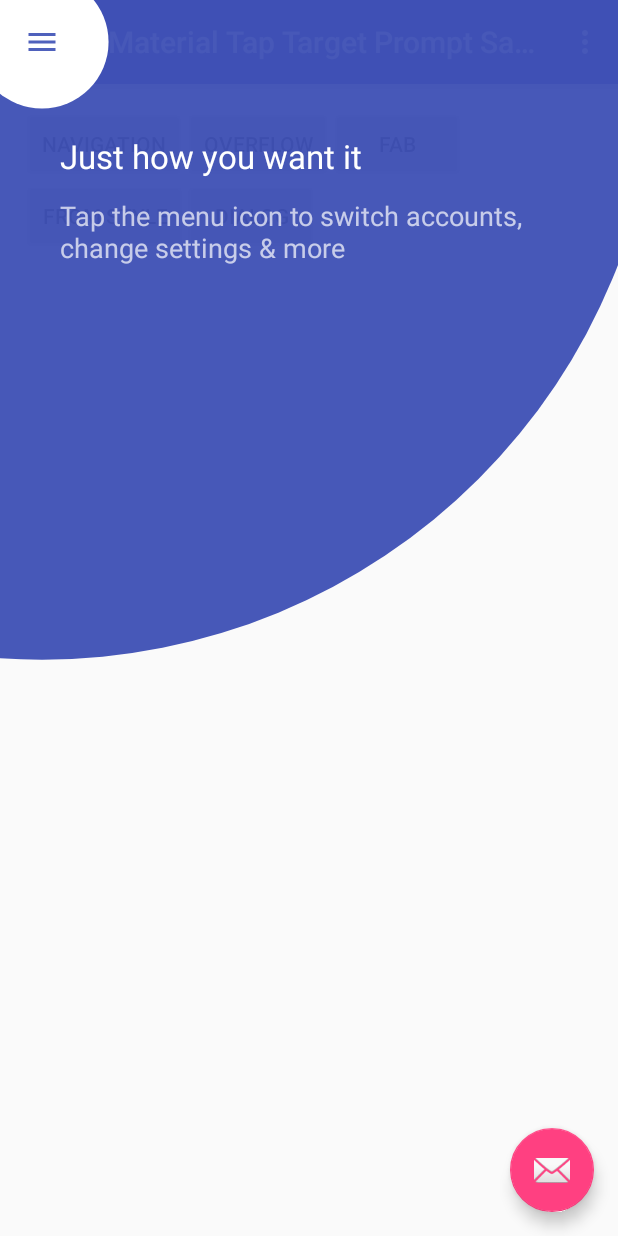
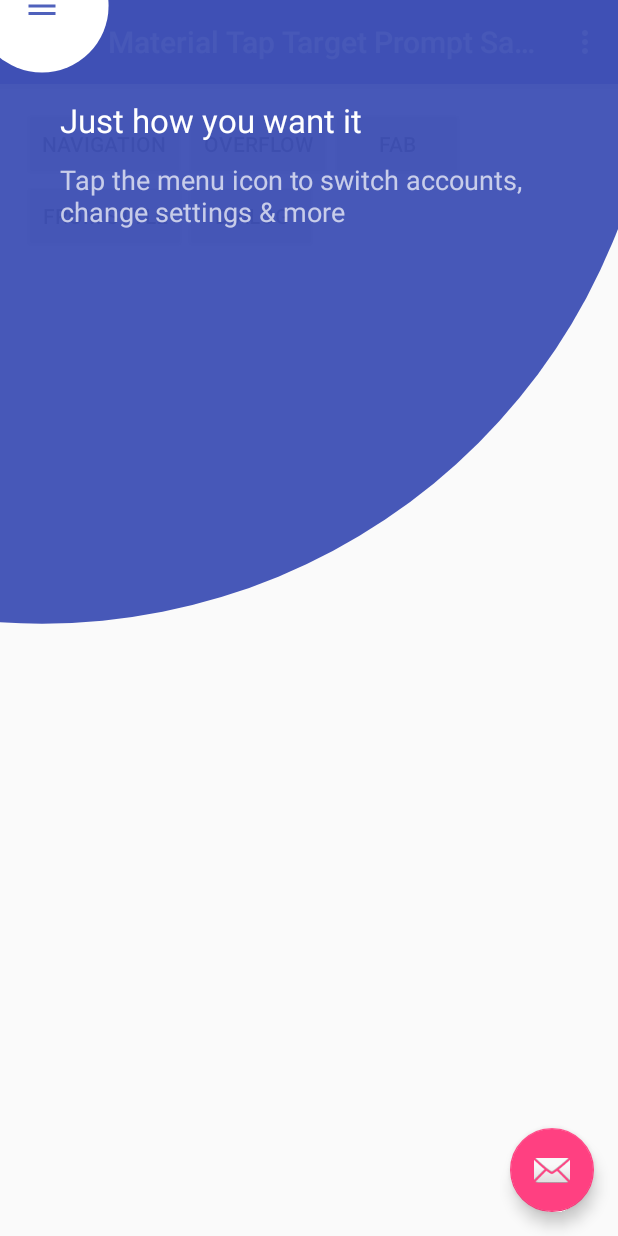
Before and after one commit to sjwall/MaterialTapTargetPrompt, an Android app: the screen it shows after launch (MainActivity), after a tap on "NAVIGATION", on a phone screen of 412 x 824 dp. Run offline under Robolectric (Android 15) with nearby library versions, the light colour scheme and no system bars.

Commit message:
Change way in which navigation and overflow icons are targeted in sample

```diff
--- a/sample/src/main/java/uk/co/samuelwall/materialtaptargetprompt/sample/MainActivity.java
+++ b/sample/src/main/java/uk/co/samuelwall/materialtaptargetprompt/sample/MainActivity.java
@@ -79,7 +79,7 @@ public class MainActivity extends AppCompatActivity
                 .setMaxTextWidth(R.dimen.tap_target_menu_max_width)
                 .setIcon(R.drawable.ic_menu);
         final Toolbar tb = (Toolbar) this.findViewById(R.id.toolbar);
-        tapTargetPromptBuilder.setTarget((float) tb.getPaddingLeft() + getResources().getDimension(R.dimen.tap_target_focal_radius_menu_width), tb.getBottom() / 2);
+        tapTargetPromptBuilder.setTarget(tb.getChildAt(1));
 
         tapTargetPromptBuilder.setOnHidePromptListener(new MaterialTapTargetPrompt.OnHidePromptListener()
         {
@@ -107,7 +107,7 @@ public class MainActivity extends AppCompatActivity
                 .setMaxTextWidth(R.dimen.tap_target_menu_max_width)
                 .setIcon(R.drawable.ic_more_vert);
         final Toolbar tb = (Toolbar) this.findViewById(R.id.toolbar);
-        tapTargetPromptBuilder.setTarget(getResources().getDisplayMetrics().widthPixels - tb.getPaddingRight() - getResources().getDimension(R.dimen.tap_target_focal_radius_more_menu_width), tb.getBottom() / 2);
+        tapTargetPromptBuilder.setTarget(tb.getChildAt(2));
 
         tapTargetPromptBuilder.setOnHidePromptListener(new MaterialTapTargetPrompt.OnHidePromptListener()
         {
--- a/sample/src/main/res/values/dimens.xml
+++ b/sample/src/main/res/values/dimens.xml
@@ -23,6 +23,4 @@
     <dimen name="activity_vertical_margin">16dp</dimen>
     <dimen name="fab_margin">16dp</dimen>
     <dimen name="tap_target_menu_max_width">350dp</dimen>
-    <dimen name="tap_target_focal_radius_menu_width">28dp</dimen>
-    <dimen name="tap_target_focal_radius_more_menu_width">22dp</dimen>
 </resources>
```
